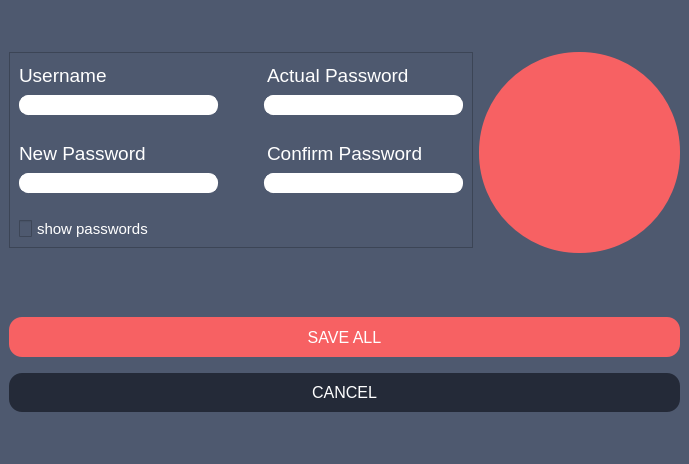
First picture: the form in src/client/gui/ui/edit.ui, repository aleoli/Shared-Editor, before the edit.
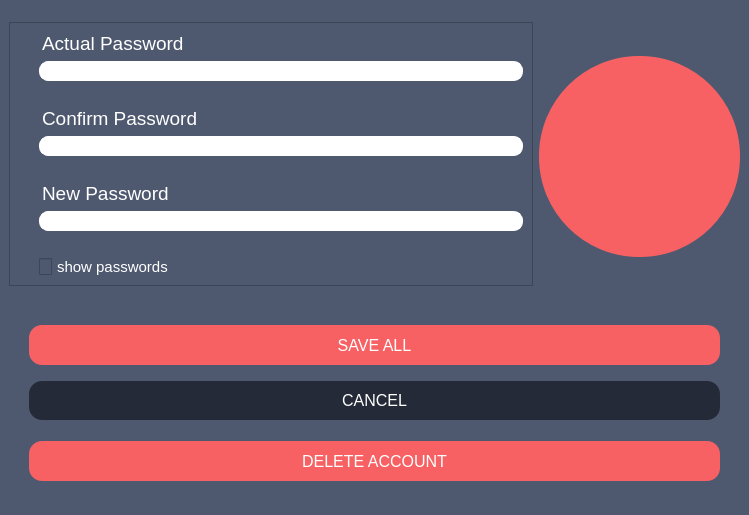
Second picture: the form after the edit. Icons and pictures are not drawn.

Commit message: modificato label colori, ristretto window login, tolto username e messo button delete account in Edit

The edit to the form file:
```diff
--- a/src/client/gui/ui/edit.ui
+++ b/src/client/gui/ui/edit.ui
@@ -6,8 +6,8 @@
    <rect>
     <x>0</x>
     <y>0</y>
-    <width>689</width>
-    <height>464</height>
+    <width>749</width>
+    <height>515</height>
    </rect>
   </property>
   <property name="windowTitle">
@@ -298,47 +298,6 @@
         <enum>QLayout::SetDefaultConstraint</enum>
        </property>
        <item>
-        <layout class="QHBoxLayout" name="uname_newPwd">
-         <property name="topMargin">
-          <number>0</number>
-         </property>
-         <item>
-          <layout class="QVBoxLayout" name="uname">
-           <property name="rightMargin">
-            <number>0</number>
-           </property>
-           <item>
-            <widget class="QLabel" name="label_uname">
-             <property name="styleSheet">
-              <string notr="true">QLabel{
-	text-decoration: none;
-	background: rgba(0,0,0,0);
-	margin-left: 0px;
-	margin-bottom: 0px;
-}</string>
-             </property>
-             <property name="text">
-              <string>&lt;html&gt;&lt;head/&gt;&lt;body&gt;&lt;p&gt;&lt;span style=&quot; font-size:14pt; color:#ffffff;&quot;&gt;Username&lt;/span&gt;&lt;/p&gt;&lt;/body&gt;&lt;/html&gt;</string>
-             </property>
-            </widget>
-           </item>
-           <item>
-            <widget class="QLineEdit" name="lineEdit_uname">
-             <property name="styleSheet">
-              <string notr="true">background: white;
-border:1px solid white;
-border-radius: 9px;
-padding: 1 8px;
-margin: 0 20 20 0px;
-color: #242A38;
-font: &quot;Segoe UI Emoji&quot;;
-selection-background-color: #f76163;</string>
-             </property>
-            </widget>
-           </item>
-          </layout>
-         </item>
-         <item>
           <layout class="QVBoxLayout" name="pwd">
            <item>
             <widget class="QLabel" name="label_pwd">
@@ -373,48 +332,6 @@
            </item>
           </layout>
          </item>
-        </layout>
-       </item>
-       <item>
-        <layout class="QHBoxLayout" name="pwd_CnfrmPwd">
-         <item>
-          <layout class="QVBoxLayout" name="newPwd">
-           <property name="sizeConstraint">
-            <enum>QLayout::SetDefaultConstraint</enum>
-           </property>
-           <item>
-            <widget class="QLabel" name="label_newPwd">
-             <property name="styleSheet">
-              <string notr="true">QLabel{;
-	background: rgba(0,0,0,0);
-	margin-left: 0px;
-	margin-bottom: 0px;
-}</string>
-             </property>
-             <property name="text">
-              <string>&lt;html&gt;&lt;head/&gt;&lt;body&gt;&lt;p&gt;&lt;span style=&quot; font-size:14pt; color:#ffffff;&quot;&gt;New  Password&lt;/span&gt;&lt;/p&gt;&lt;/body&gt;&lt;/html&gt;</string>
-             </property>
-            </widget>
-           </item>
-           <item>
-            <widget class="QLineEdit" name="lineEdit_newPwd">
-             <property name="styleSheet">
-              <string notr="true">background: white;
-border:1px solid white;
-border-radius: 9px;
-padding: 1 8px;
-margin: 0 20 20 0px;
-color: #242A38;
-font: &quot;Segoe UI Emoji&quot;;
-selection-background-color: #f76163;</string>
-             </property>
-             <property name="echoMode">
-              <enum>QLineEdit::Password</enum>
-             </property>
-            </widget>
-           </item>
-          </layout>
-         </item>
          <item>
           <layout class="QVBoxLayout" name="cnfrmPwd">
            <property name="sizeConstraint">
@@ -456,9 +373,45 @@
            </item>
           </layout>
          </item>
+       <item>
+        <layout class="QVBoxLayout" name="newPwd">
+         <property name="sizeConstraint">
+          <enum>QLayout::SetDefaultConstraint</enum>
+         </property>
+         <item>
+          <widget class="QLabel" name="label_newPwd">
+           <property name="styleSheet">
+            <string notr="true">QLabel{;
+	background: rgba(0,0,0,0);
+	margin-left: 20px;
+	margin-bottom: 0px;
+}</string>
+           </property>
+           <property name="text">
+            <string>&lt;html&gt;&lt;head/&gt;&lt;body&gt;&lt;p&gt;&lt;span style=&quot; font-size:14pt; color:#ffffff;&quot;&gt;New  Password&lt;/span&gt;&lt;/p&gt;&lt;/body&gt;&lt;/html&gt;</string>
+           </property>
+          </widget>
+         </item>
+         <item>
+          <widget class="QLineEdit" name="lineEdit_newPwd">
+           <property name="styleSheet">
+            <string notr="true">background: white;
+border:1px solid white;
+border-radius: 9px;
+padding: 1 8px;
+margin: 0 0 20 20px;
+color: #242A38;
+font: &quot;Segoe UI Emoji&quot;;
+selection-background-color: #f76163;</string>
+           </property>
+           <property name="echoMode">
+            <enum>QLineEdit::Password</enum>
+           </property>
+          </widget>
+         </item>
         </layout>
        </item>
-       <item alignment="Qt::AlignLeft">
+       <item>
         <widget class="QCheckBox" name="checkBox_showPasswords">
          <property name="cursor">
           <cursorShape>PointingHandCursor</cursorShape>
@@ -476,8 +429,7 @@
     spacing: 5px;
 	font-size: 11pt;
 	color:white;
-	margin-bottom: 0px;
-	margin-left: 0px;
+	margin: 0 0 0 20px;
 }
 
 QCheckBox::indicator {
@@ -507,6 +459,12 @@
       <property name="sizeConstraint">
        <enum>QLayout::SetDefaultConstraint</enum>
       </property>
+      <property name="leftMargin">
+       <number>20</number>
+      </property>
+      <property name="rightMargin">
+       <number>20</number>
+      </property>
       <item>
        <widget class="QPushButton" name="btn_save">
         <property name="sizePolicy">
@@ -806,6 +764,44 @@
         </property>
        </widget>
       </item>
+      <item>
+       <widget class="QPushButton" name="pushButton">
+        <property name="styleSheet">
+         <string notr="true">QPushButton {
+	background: #f76163;
+    border-width: 1px;
+    border-radius: 13px;
+    border-color: #f76163;
+    font: 12pt;
+    color: white;
+    padding: 10px;
+	margin-left: 0px;
+	margin-right: 0px;
+	margin-top: 15px;
+	margin-bottom: 10px;
+	min-height: 20px;
+}
+
+QPushButton:hover {
+background: qradialgradient(cx:0.3, cy:0.5, radius: 5.5,
+              fx:0.5, fy:0.5, stop:0 #f65964, stop:1 white);
+}
+
+QPushButton:pressed {
+background: qradialgradient(cx:0.7, cy:0.5, radius: 5.5,
+              fx:0.5, fy:0.5, stop:0 #f65964, stop:1 black);
+}
+
+QPushButton:focus {
+   border: none;
+   outline: none;
+}</string>
+        </property>
+        <property name="text">
+         <string>DELETE ACCOUNT</string>
+        </property>
+       </widget>
+      </item>
      </layout>
     </item>
    </layout>
```
Lines whose indentation alone changed are shown as unchanged. The commit also changes 4 other files.
